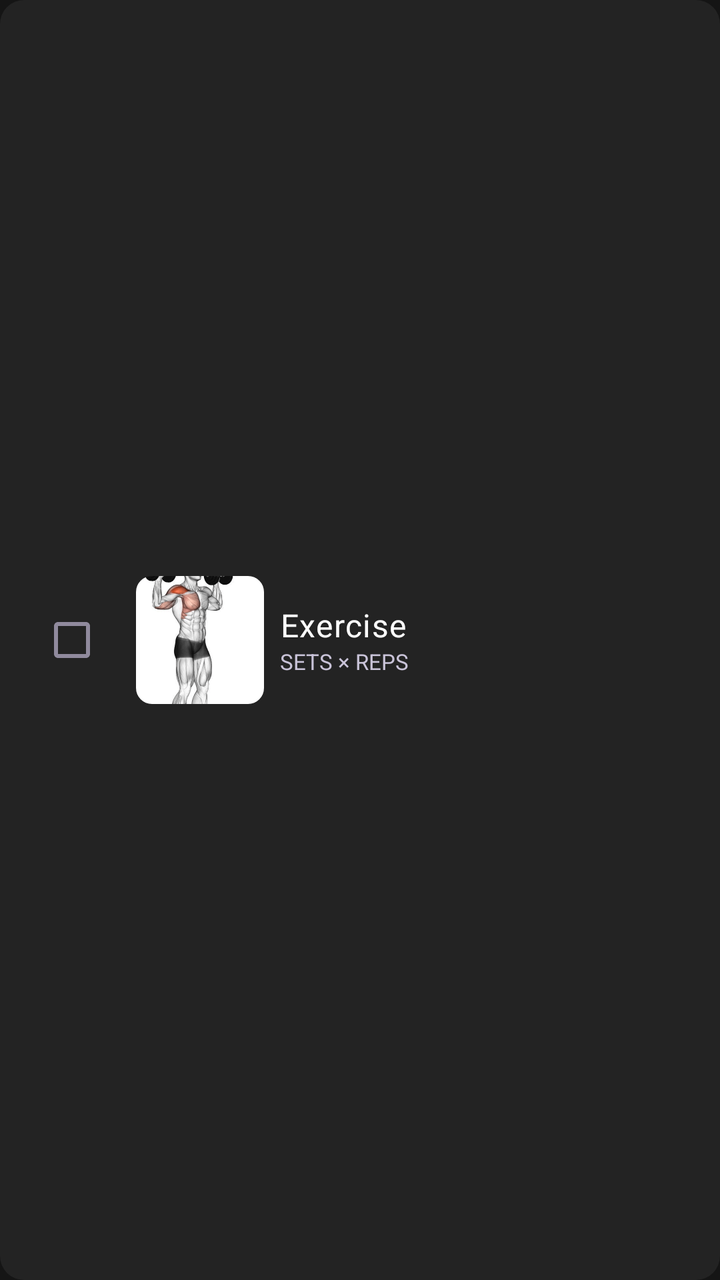
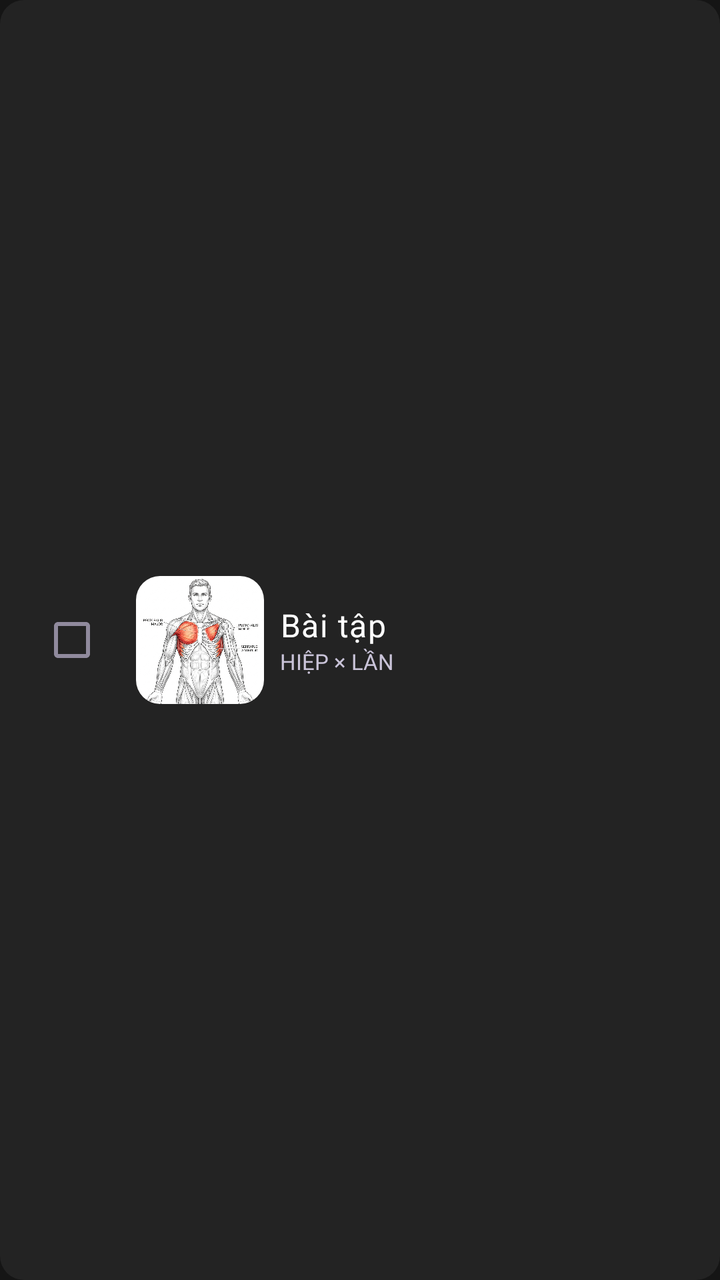

Compare the two renders of this Android layout. The source of the first and the diff that turns it into the second are given below.
<!-- AndroidManifest.xml: application theme Theme.SmartGymAI -->
<!-- res/layout/item_exercise.xml -->
<?xml version="1.0" encoding="utf-8"?>
<LinearLayout xmlns:android="http://schemas.android.com/apk/res/android"
    xmlns:app="http://schemas.android.com/apk/res-auto"
    android:layout_width="match_parent"
    android:layout_height="wrap_content"
    android:layout_marginBottom="@dimen/spacing_sm"
    android:background="@drawable/bg_workout_item_rounded"
    android:gravity="center_vertical"
    android:orientation="horizontal"
    android:padding="@dimen/spacing_md">

    <com.google.android.material.checkbox.MaterialCheckBox
        android:id="@+id/cb_done"
        android:layout_width="wrap_content"
        android:layout_height="wrap_content"
        app:buttonTint="@color/checkbox_tint" />

    <ImageView
        android:id="@+id/iv_exercise_image"
        android:layout_width="64dp"
        android:layout_height="64dp"
        android:layout_marginStart="@dimen/spacing_sm"
        android:background="@drawable/bg_rounded_12"
        android:clipToOutline="true"
        android:importantForAccessibility="no"
        android:scaleType="centerCrop"
        android:src="@drawable/img_muscle_chest" />

    <LinearLayout
        android:layout_width="0dp"
        android:layout_height="wrap_content"
        android:layout_marginStart="@dimen/spacing_sm"
        android:layout_weight="1"
        android:orientation="vertical">

        <TextView
            android:id="@+id/tv_exercise_name"
            android:layout_width="match_parent"
            android:layout_height="wrap_content"
            android:text="Exercise"
            android:textAppearance="@style/TextStyle.BodyBold" />

        <TextView
            android:id="@+id/tv_exercise_detail"
            android:layout_width="match_parent"
            android:layout_height="wrap_content"
            android:text="Sets × Reps"
            android:textAppearance="@style/TextStyle.LabelCaps" />
    </LinearLayout>
</LinearLayout>
<!-- resources referenced by this layout -->
<resources>
  <dimen name="spacing_md">12dp</dimen>
  <dimen name="spacing_sm">8dp</dimen>
  <!-- drawable bg_rounded_12 (drawable) -->
  <?xml version="1.0" encoding="utf-8"?>
  <shape xmlns:android="http://schemas.android.com/apk/res/android"
      android:shape="rectangle">
      <solid android:color="@color/surface_container_high" />
      <corners android:radius="@dimen/radius_sm" />
  </shape>
  <!-- drawable img_muscle_chest: png bitmap (drawable-nodpi, 80006 bytes) -->
  <style name="Theme.SmartGymAI" parent="Theme.Material3.DayNight.NoActionBar">
          
          <item name="colorPrimary">@color/primary</item>
          <item name="colorOnPrimary">@color/on_primary</item>
          <item name="colorPrimaryContainer">@color/primary_container</item>
          <item name="colorOnPrimaryContainer">@color/on_primary_container</item>
  
          
          <item name="colorSecondary">@color/secondary</item>
          <item name="colorOnSecondary">@color/on_secondary</item>
          <item name="colorSecondaryContainer">@color/secondary_container</item>
          <item name="colorOnSecondaryContainer">@color/on_secondary_container</item>
  
          
          <item name="colorTertiary">@color/tertiary</item>
          <item name="colorOnTertiary">@color/on_tertiary</item>
  
          
          <item name="colorError">@color/error</item>
          <item name="colorOnError">@color/on_error</item>
          <item name="colorErrorContainer">@color/error_container</item>
          <item name="colorOnErrorContainer">@color/on_error_container</item>
  
          
          <item name="android:colorBackground">@color/background</item>
          <item name="colorOnBackground">@color/on_background</item>
          <item name="colorSurface">@color/surface</item>
          <item name="colorOnSurface">@color/on_surface</item>
          <item name="colorSurfaceVariant">@color/surface_variant</item>
          <item name="colorOnSurfaceVariant">@color/on_surface_variant</item>
          <item name="colorSurfaceContainerHigh">@color/surface_container_high</item>
  
          
          <item name="colorOutline">@color/outline</item>
          <item name="colorOutlineVariant">@color/outline_variant</item>
  
          
          <item name="android:statusBarColor">@color/transparent</item>
          <item name="android:navigationBarColor">@color/transparent</item>
          <item name="android:windowLightStatusBar">false</item>
          <item name="android:windowBackground">@color/background</item>
  
          
          <item name="bottomNavigationStyle">@style/Widget.SmartGym.BottomNav</item>
      </style>
  <color name="surface_container_high">#FF2B2B2B</color>
  <dimen name="radius_sm">8dp</dimen>
  <color name="surface_container">#FF232323</color>
  <dimen name="radius_md">12dp</dimen>
  <color name="on_surface">#FFFFFFFF</color>
  <color name="on_surface_variant">#FFC9C3D8</color>
  <color name="primary">#FF6739FF</color>
  <color name="on_primary">#FFFFFFFF</color>
  <color name="primary_container">#FF2F225C</color>
  <color name="on_primary_container">#FFE9DDFF</color>
  <color name="secondary">#FF997AFF</color>
  <color name="on_secondary">#FFFFFFFF</color>
  <color name="secondary_container">#FF3A2A73</color>
  <color name="on_secondary_container">#FFE9DDFF</color>
  <color name="tertiary">#FF34C759</color>
  <color name="on_tertiary">#FF06220D</color>
  <color name="error">#FFFF6B6B</color>
  <color name="on_error">#FFFFFFFF</color>
  <color name="error_container">#FF522222</color>
  <color name="on_error_container">#FFFFDADA</color>
  <color name="background">#FF151515</color>
  <color name="on_background">#FFFFFFFF</color>
  <color name="surface">#FF1B1B1B</color>
  <color name="surface_variant">#FF5A5A5A</color>
  <color name="outline">#FF908A9D</color>
  <color name="outline_variant">#FF4E4859</color>
  <color name="transparent">#00000000</color>
  <!-- unchanged entries left out for length: 5 -->
</resources>

<!-- the commit's change to res/layout/item_exercise.xml (unified diff, before → after) -->
@@ -15,13 +15,12 @@
         android:layout_height="wrap_content"
         app:buttonTint="@color/checkbox_tint" />
 
-    <ImageView
+    <com.google.android.material.imageview.ShapeableImageView
         android:id="@+id/iv_exercise_image"
         android:layout_width="64dp"
         android:layout_height="64dp"
         android:layout_marginStart="@dimen/spacing_sm"
-        android:background="@drawable/bg_rounded_12"
-        android:clipToOutline="true"
+        app:shapeAppearanceOverlay="@style/ShapeAppearance.SmartGym.RoundedImage"
         android:importantForAccessibility="no"
         android:scaleType="centerCrop"
         android:src="@drawable/img_muscle_chest" />
@@ -37,14 +36,14 @@
             android:id="@+id/tv_exercise_name"
             android:layout_width="match_parent"
             android:layout_height="wrap_content"
-            android:text="Exercise"
+            android:text="@string/exercise_placeholder_name"
             android:textAppearance="@style/TextStyle.BodyBold" />
 
         <TextView
             android:id="@+id/tv_exercise_detail"
             android:layout_width="match_parent"
             android:layout_height="wrap_content"
-            android:text="Sets × Reps"
+            android:text="@string/exercise_placeholder_detail"
             android:textAppearance="@style/TextStyle.LabelCaps" />
     </LinearLayout>
 </LinearLayout>
<!-- resource entries referenced after the edit -->
@@ -2,14 +2,12 @@
 <resources>
   <dimen name="spacing_md">12dp</dimen>
   <dimen name="spacing_sm">8dp</dimen>
-  <!-- drawable bg_rounded_12 (drawable) -->
-  <?xml version="1.0" encoding="utf-8"?>
-  <shape xmlns:android="http://schemas.android.com/apk/res/android"
-      android:shape="rectangle">
-      <solid android:color="@color/surface_container_high" />
-      <corners android:radius="@dimen/radius_sm" />
-  </shape>
-  <!-- drawable img_muscle_chest: png bitmap (drawable-nodpi, 80006 bytes) -->
+  <!-- drawable img_muscle_chest: png bitmap (drawable-nodpi, 537026 bytes) -->
+  <string name="exercise_placeholder_detail">Hiệp × Lần</string>
+  <string name="exercise_placeholder_name">Bài tập</string>
+  <style name="ShapeAppearance.SmartGym.RoundedImage" parent="ShapeAppearance.Material3.SmallComponent">
+          <item name="cornerSize">@dimen/radius_md</item>
+      </style>
   <style name="Theme.SmartGymAI" parent="Theme.Material3.DayNight.NoActionBar">
           
           <item name="colorPrimary">@color/primary</item>
@@ -51,12 +49,12 @@
           <item name="android:navigationBarColor">@color/transparent</item>
           <item name="android:windowLightStatusBar">false</item>
           <item name="android:windowBackground">@color/background</item>
+          <item name="android:windowNoTitle">true</item>
   
           
           <item name="bottomNavigationStyle">@style/Widget.SmartGym.BottomNav</item>
       </style>
   <color name="surface_container_high">#FF2B2B2B</color>
-  <dimen name="radius_sm">8dp</dimen>
   <color name="surface_container">#FF232323</color>
   <dimen name="radius_md">12dp</dimen>
   <color name="on_surface">#FFFFFFFF</color>
